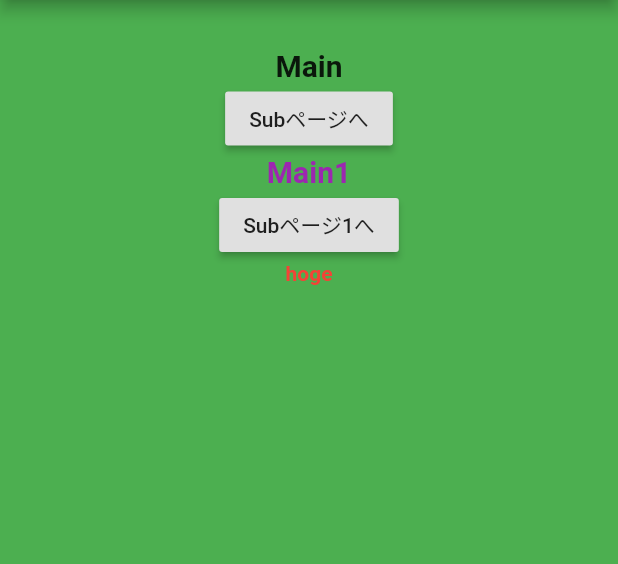
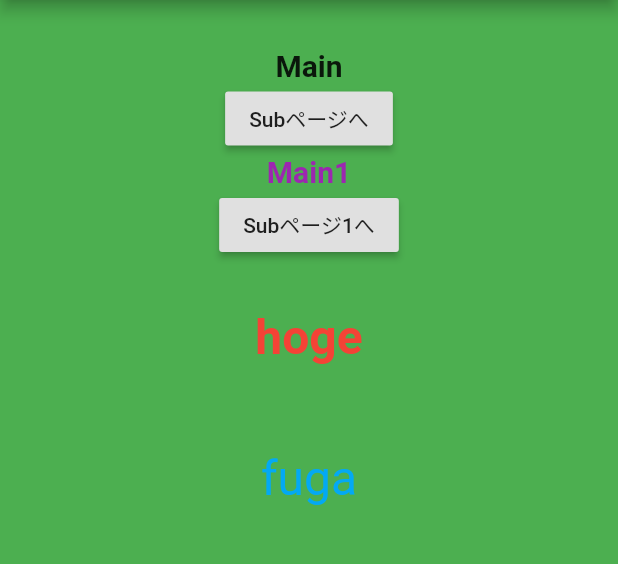
Before and after one commit to jungle379/flutter_app, a Flutter app: the screen it shows after launch, on a phone screen of 412 x 824 dp, the part 84-648 px from its top. Run offline on Flutter 3.47's test engine with Material 2 defaults, Android fonts, the phone set to English and light mode, and no system bars.

Commit message:
Update main.dart

```diff
--- a/lib/main.dart
+++ b/lib/main.dart
@@ -32,7 +32,14 @@ class MainPage extends StatelessWidget {
               RaisedButton(onPressed: () => Navigator.of(context).push(MaterialPageRoute(builder: (context) {
                 return SubPage1();
               })), child: new Text('Subページ1へ'),),
-              Text('hoge', style: TextStyle(fontWeight: FontWeight.bold,color: Colors.red)),
+              Container(
+                margin: EdgeInsets.all(32),
+                child:Text('hoge', style: TextStyle(fontWeight: FontWeight.bold,fontSize:32,color: Colors.red)),
+              ),
+              Container(
+                margin: EdgeInsets.all(24),
+                child: Text('fuga',style: TextStyle(fontSize: 32,color: Colors.lightBlue)),
+              )
             ],
           ),
         ),
@@ -49,7 +56,7 @@ class SubPage extends StatelessWidget {
         title: new Text('Navigator'),
       ),
       body: new Container(
-        color: Colors.blue,
+        color: Colors.lightBlue,
         padding: new EdgeInsets.all(32.0),
         child: new Center(
           child: new Column(
@@ -71,6 +78,7 @@ class SubPage1 extends StatelessWidget {
         title: new Text('Navigator'),
       ),
       body: new Container(
+        color: Colors.lightGreen,
         padding: new EdgeInsets.all(32.0),
         child: new Center(
           child: new Column(
```
